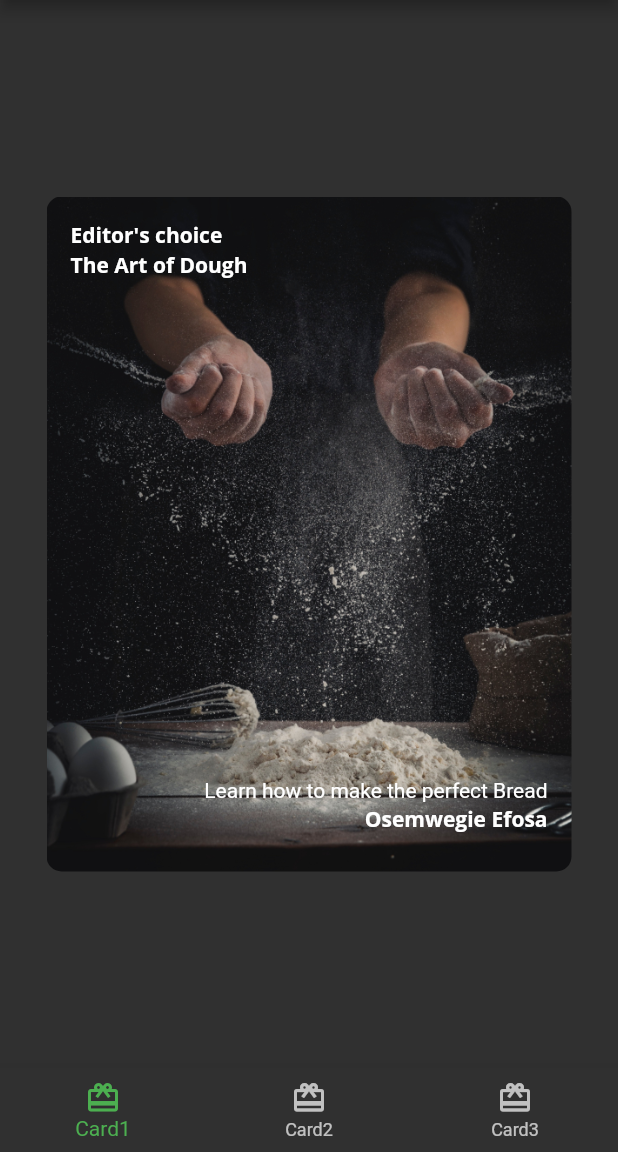
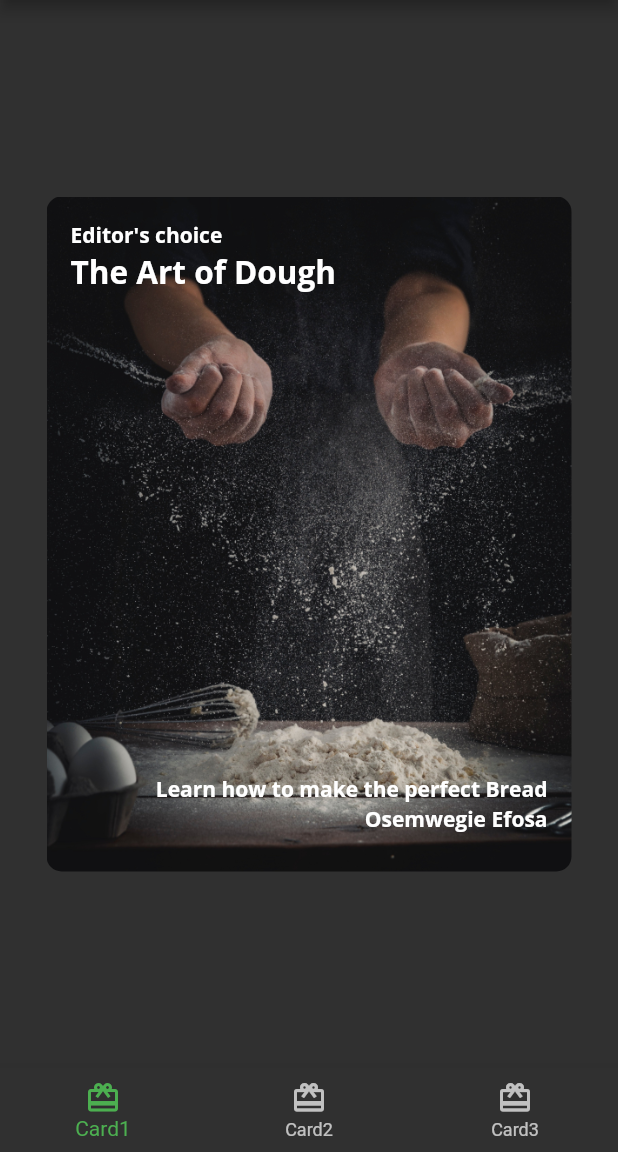
Before and after one commit to eoeefosa/fooderlich, a Flutter app: the screen it shows after launch, on a phone screen of 412 x 824 dp, the part 84-1236 px from its top. Run offline on Flutter 3.47's test engine with Material 2 defaults, Android fonts, the phone set to English and light mode, and no system bars; our stand-ins replace google_fonts.

Commit message:
updated card1.dart
change font sizes of title and description

```diff
--- a/lib/Card1.dart
+++ b/lib/Card1.dart
@@ -29,12 +29,12 @@ class Card1 extends StatelessWidget {
           Positioned(
               top: 20,
               child:
-                  Text(title, style: FooderlichTheme.darkTextTheme.bodyText1)),
+                  Text(title, style: FooderlichTheme.darkTextTheme.headline2)),
           Positioned(
               bottom: 30,
               right: 0,
               child: Text(description,
-                  style: FooderlichTheme.darkTextTheme.headline5)),
+                  style: FooderlichTheme.darkTextTheme.bodyText1)),
           Positioned(
               bottom: 10,
               right: 0,
```
